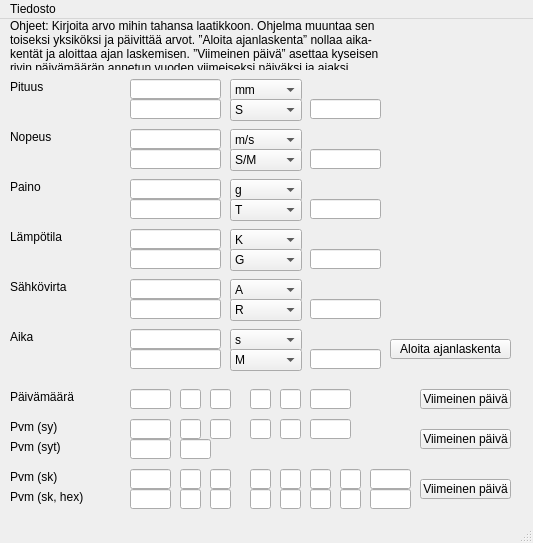
First picture: the form in qt/fictionaltimer/mainwindow.ui, repository lehkonev/small_programs, before the edit.
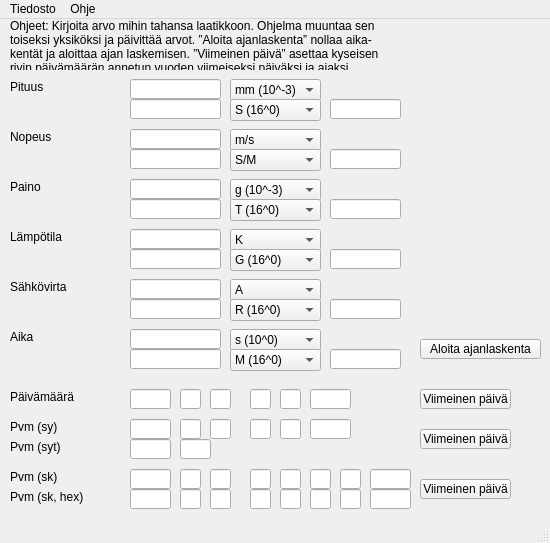
Second picture: the form after the edit.

```diff
--- a/qt/fictionaltimer/mainwindow.ui
+++ b/qt/fictionaltimer/mainwindow.ui
@@ -6,7 +6,7 @@
    <rect>
     <x>0</x>
     <y>0</y>
-    <width>533</width>
+    <width>550</width>
     <height>543</height>
    </rect>
   </property>
@@ -82,7 +82,7 @@
    <widget class="QPushButton" name="aika_nappi">
     <property name="geometry">
      <rect>
-      <x>390</x>
+      <x>420</x>
       <y>320</y>
       <width>121</width>
       <height>20</height>
@@ -97,13 +97,13 @@
      <rect>
       <x>230</x>
       <y>60</y>
-      <width>72</width>
+      <width>91</width>
       <height>22</height>
      </rect>
     </property>
     <item>
      <property name="text">
-      <string>mm</string>
+      <string>mm (10^-3)</string>
      </property>
     </item>
     <item>
@@ -127,13 +127,13 @@
      <rect>
       <x>230</x>
       <y>310</y>
-      <width>72</width>
+      <width>91</width>
       <height>22</height>
      </rect>
     </property>
     <item>
      <property name="text">
-      <string>s</string>
+      <string>s (10^0)</string>
      </property>
     </item>
     <item>
@@ -162,13 +162,13 @@
      <rect>
       <x>230</x>
       <y>160</y>
-      <width>72</width>
+      <width>91</width>
       <height>22</height>
      </rect>
     </property>
     <item>
      <property name="text">
-      <string>g</string>
+      <string>g (10^-3)</string>
      </property>
     </item>
     <item>
@@ -182,13 +182,13 @@
      <rect>
       <x>230</x>
       <y>330</y>
-      <width>72</width>
+      <width>91</width>
       <height>22</height>
      </rect>
     </property>
     <item>
      <property name="text">
-      <string>M</string>
+      <string>M (16^0)</string>
      </property>
     </item>
     <item>
@@ -227,7 +227,7 @@
      <rect>
       <x>230</x>
       <y>210</y>
-      <width>72</width>
+      <width>91</width>
       <height>22</height>
      </rect>
     </property>
@@ -247,7 +247,7 @@
      <rect>
       <x>230</x>
       <y>260</y>
-      <width>72</width>
+      <width>91</width>
       <height>22</height>
      </rect>
     </property>
@@ -360,7 +360,7 @@
    <widget class="QLineEdit" name="aika_kentta_hex">
     <property name="geometry">
      <rect>
-      <x>310</x>
+      <x>330</x>
       <y>330</y>
       <width>71</width>
       <height>20</height>
@@ -370,7 +370,7 @@
    <widget class="QLineEdit" name="pituus_kentta_hex">
     <property name="geometry">
      <rect>
-      <x>310</x>
+      <x>330</x>
       <y>80</y>
       <width>71</width>
       <height>20</height>
@@ -380,7 +380,7 @@
    <widget class="QLineEdit" name="paino_kentta_hex">
     <property name="geometry">
      <rect>
-      <x>310</x>
+      <x>330</x>
       <y>180</y>
       <width>71</width>
       <height>20</height>
@@ -390,7 +390,7 @@
    <widget class="QLineEdit" name="lampo_kentta_hex">
     <property name="geometry">
      <rect>
-      <x>310</x>
+      <x>330</x>
       <y>230</y>
       <width>71</width>
       <height>20</height>
@@ -400,7 +400,7 @@
    <widget class="QLineEdit" name="sahko_kentta_hex">
     <property name="geometry">
      <rect>
-      <x>310</x>
+      <x>330</x>
       <y>280</y>
       <width>71</width>
       <height>20</height>
@@ -412,13 +412,13 @@
      <rect>
       <x>230</x>
       <y>280</y>
-      <width>72</width>
+      <width>91</width>
       <height>22</height>
      </rect>
     </property>
     <item>
      <property name="text">
-      <string>R</string>
+      <string>R (16^0)</string>
      </property>
     </item>
     <item>
@@ -447,13 +447,13 @@
      <rect>
       <x>230</x>
       <y>230</y>
-      <width>72</width>
+      <width>91</width>
       <height>22</height>
      </rect>
     </property>
     <item>
      <property name="text">
-      <string>G</string>
+      <string>G (16^0)</string>
      </property>
     </item>
     <item>
@@ -482,13 +482,13 @@
      <rect>
       <x>230</x>
       <y>180</y>
-      <width>72</width>
+      <width>91</width>
       <height>22</height>
      </rect>
     </property>
     <item>
      <property name="text">
-      <string>T</string>
+      <string>T (16^0)</string>
      </property>
     </item>
     <item>
@@ -517,13 +517,13 @@
      <rect>
       <x>230</x>
       <y>80</y>
-      <width>72</width>
+      <width>91</width>
       <height>22</height>
      </rect>
     </property>
     <item>
      <property name="text">
-      <string>S</string>
+      <string>S (16^0)</string>
      </property>
     </item>
     <item>
@@ -856,7 +856,7 @@
      <rect>
       <x>230</x>
       <y>110</y>
-      <width>72</width>
+      <width>91</width>
       <height>22</height>
      </rect>
     </property>
@@ -876,7 +876,7 @@
      <rect>
       <x>230</x>
       <y>130</y>
-      <width>72</width>
+      <width>91</width>
       <height>22</height>
      </rect>
     </property>
@@ -889,7 +889,7 @@
    <widget class="QLineEdit" name="nopeus_kentta_hex">
     <property name="geometry">
      <rect>
-      <x>310</x>
+      <x>330</x>
       <y>130</y>
       <width>71</width>
       <height>20</height>
@@ -1057,7 +1057,7 @@
     <rect>
      <x>0</x>
      <y>0</y>
-     <width>533</width>
+     <width>550</width>
      <height>20</height>
     </rect>
    </property>
@@ -1068,7 +1068,15 @@
     <addaction name="toiminto_nollaa"/>
     <addaction name="toiminto_lopeta"/>
    </widget>
+   <widget class="QMenu" name="valikko_ohje">
+    <property name="title">
+     <string>Ohje</string>
+    </property>
+    <addaction name="toiminto_ohjeet"/>
+    <addaction name="toiminto_tietoja"/>
+   </widget>
    <addaction name="valikko_tiedosto"/>
+   <addaction name="valikko_ohje"/>
   </widget>
   <widget class="QStatusBar" name="tilapalkki"/>
   <action name="toiminto_nollaa">
```
Left out of the diff: 68 changed lines with no effect on the pictures.
